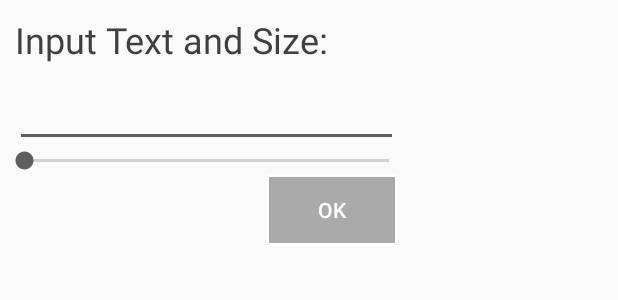
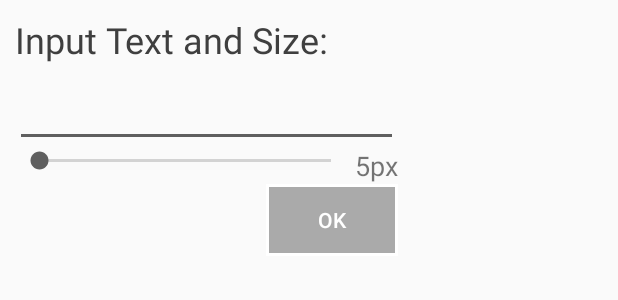
Before and after one commit to r1walz/android-photo-editor, an Android app: the layout text_box.xml on its own in the app's theme, with its tools: preview values and no code run, on a phone screen of 412 x 824 dp. Shown: the top 300 px of the screen. Run offline under Robolectric (Android 15) with nearby library versions, the phone set to English and light mode, and no system bars.

Commit message:
textbox enhanced

```diff
--- a/app/src/main/java/com/rohit/kt/android_photo_editor/canvasActivity.java
+++ b/app/src/main/java/com/rohit/kt/android_photo_editor/canvasActivity.java
@@ -325,6 +325,7 @@ public class canvasActivity extends AppCompatActivity implements View.OnClickLis
         final SeekBar seekBar = dialog.findViewById(R.id.txtSlider);
         seekBar.setMax(95);
         final TextView titleTxt = dialog.findViewById(R.id.titleTxt);
+        final TextView sizeView = dialog.findViewById(R.id.sizeTxtView);
 
         okBtn.setOnClickListener(new View.OnClickListener() {
             @Override
@@ -348,18 +349,18 @@ public class canvasActivity extends AppCompatActivity implements View.OnClickLis
         seekBar.setOnSeekBarChangeListener(new SeekBar.OnSeekBarChangeListener() {
             @Override
             public void onProgressChanged(SeekBar seekBar, int progress, boolean fromUser) {
-                titleTxt.setText(String.valueOf(seekBar.getProgress() + 5 + "px"));
+                sizeView.setText(String.valueOf(seekBar.getProgress() + 5 + "px"));
 
             }
 
             @Override
             public void onStartTrackingTouch(SeekBar seekBar) {
-                titleTxt.setText(String.valueOf(seekBar.getProgress() + 5 + "px"));
+                sizeView.setText(String.valueOf(seekBar.getProgress() + 5 + "px"));
             }
 
             @Override
             public void onStopTrackingTouch(SeekBar seekBar) {
-                titleTxt.setText(R.string.input_text);
+                sizeView.setText(String.valueOf(seekBar.getProgress() + 5 + "px"));
             }
         });
 
--- a/app/src/main/res/layout/text_box.xml
+++ b/app/src/main/res/layout/text_box.xml
@@ -1,7 +1,8 @@
 <?xml version="1.0" encoding="utf-8"?>
-<RelativeLayout xmlns:android="http://schemas.android.com/apk/res/android"
+<LinearLayout xmlns:android="http://schemas.android.com/apk/res/android"
     android:layout_width="275sp"
-    android:layout_height="wrap_content">
+    android:layout_height="wrap_content"
+    android:orientation="vertical">
 
     <TextView
         android:id="@+id/titleTxt"
@@ -17,24 +18,39 @@
         android:id="@+id/inputText"
         android:layout_width="match_parent"
         android:layout_height="wrap_content"
-        android:layout_below="@+id/titleTxt"
         android:layout_marginEnd="10dp"
         android:layout_marginStart="10dp"
         android:layout_marginTop="10dp"
         android:textColor="@color/colorPrimary" />
 
-    <SeekBar
-        android:id="@+id/txtSlider"
+    <LinearLayout
         android:layout_width="match_parent"
-        android:layout_height="wrap_content"
-        android:layout_below="@id/inputText" />
+        android:layout_height="match_parent"
+        android:layout_marginEnd="10dp"
+        android:layout_marginStart="10dp"
+        android:orientation="horizontal">
+
+        <SeekBar
+            android:id="@+id/txtSlider"
+            android:layout_width="0dp"
+            android:layout_height="wrap_content"
+            android:layout_weight="1" />
+
+        <TextView
+            android:id="@+id/sizeTxtView"
+            android:layout_width="wrap_content"
+            android:layout_height="wrap_content"
+            android:text="5px"
+            android:textSize="18sp" />
+
+    </LinearLayout>
+
 
     <Button
         android:id="@+id/okBtn"
         android:layout_width="wrap_content"
         android:layout_height="wrap_content"
-        android:layout_alignParentEnd="true"
-        android:layout_below="@id/txtSlider"
+        android:layout_gravity="end"
         android:layout_marginBottom="10dp"
         android:layout_marginEnd="10dp"
         android:background="@drawable/swoosh_button"
@@ -42,4 +58,4 @@
         android:textColor="@android:color/white" />
 
 
-</RelativeLayout>
+</LinearLayout>
```
